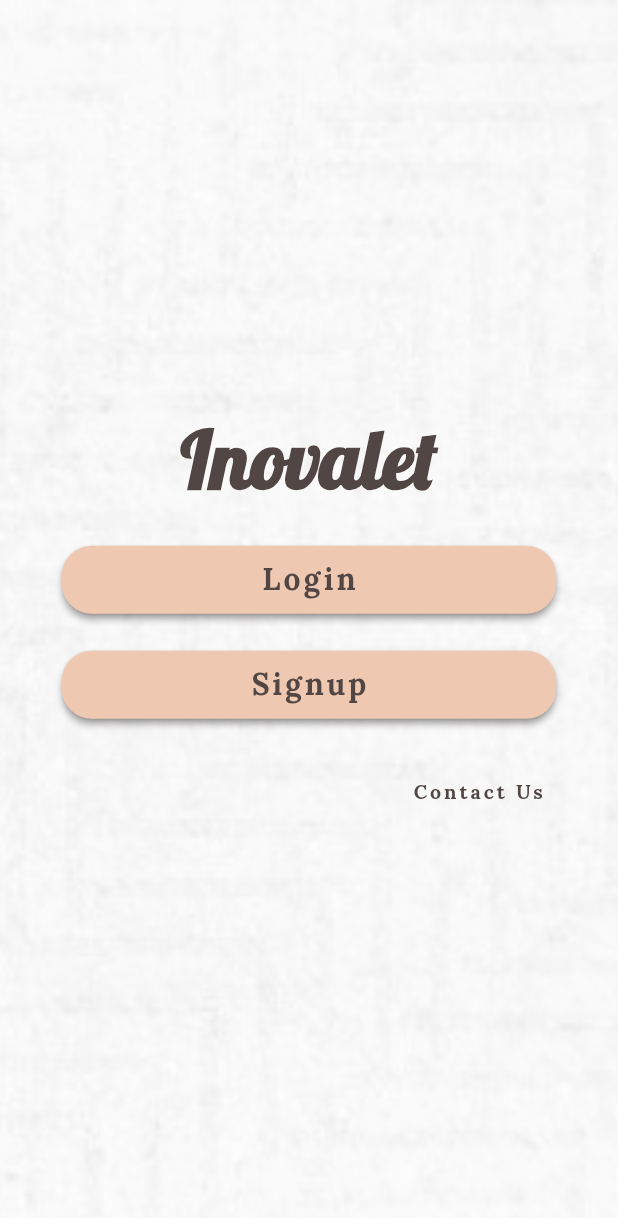
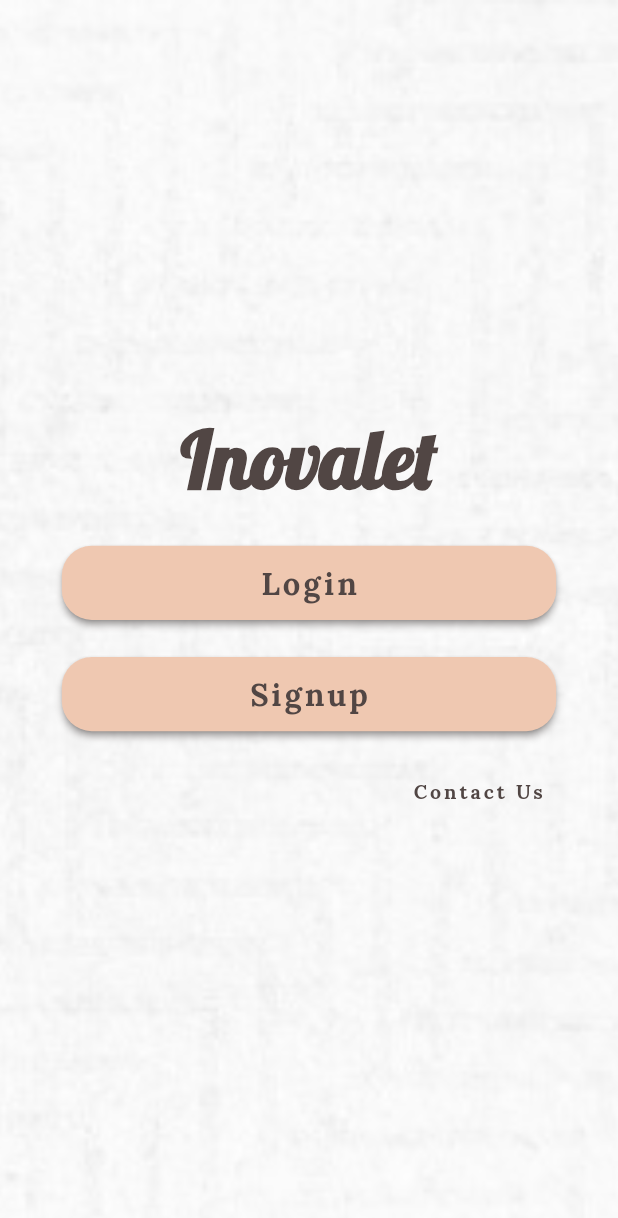
Before and after one commit to hamzakbarali/Inovalet, a Flutter app: the screen it shows after launch, on a phone screen of 412 x 824 dp. Shown: the top 1218 px of the screen. Run offline on Flutter 3.47's test engine with Material 2 defaults, Android fonts, the phone set to English and light mode, and no system bars; drawn by our look-alikes of animated_text_kit; our stand-ins replace google_fonts, shimmer_animation.

Commit message:
Made changes to default screen buttons' fontsize to fit mobile screen size

```diff
--- a/lib/screens/default_screen/default_screen.dart
+++ b/lib/screens/default_screen/default_screen.dart
@@ -51,7 +51,7 @@ class DefaultScreen extends StatelessWidget {
                         routeName: RouteGenerator.registrationscreenRoute,
                         size: screenSize),
                     SizedBox(
-                      height: constraints.maxHeight * 0.03,
+                      height: constraints.maxHeight * 0.02,
                     ),
                     Row(
                       mainAxisAlignment: MainAxisAlignment.end,
--- a/lib/screens/default_screen/widgets/btn.dart
+++ b/lib/screens/default_screen/widgets/btn.dart
@@ -17,7 +17,7 @@ class Btn extends StatelessWidget {
   Widget build(BuildContext context) {
     return SizedBox(
       width: size.width * 0.8,
-      height: size.height * 0.055,
+      height: size.height * 0.060,
       child: TextButton(
         style: TextButton.styleFrom(
           elevation: 2,
@@ -30,7 +30,7 @@ class Btn extends StatelessWidget {
             textStyle: TextStyle(
               color: brownColor,
               letterSpacing: 2,
-              fontSize: 20,
+              fontSize: size.height * 0.025,
               fontWeight: FontWeight.bold,
             ),
           ),
@@ -41,7 +41,7 @@ class Btn extends StatelessWidget {
             textStyle: TextStyle(
               letterSpacing: 2,
               color: brownColor,
-              fontSize: 20,
+              fontSize: size.height * 0.025,
               fontWeight: FontWeight.bold,
             ),
           ),
--- a/lib/screens/login_screen/login_screen.dart
+++ b/lib/screens/login_screen/login_screen.dart
@@ -37,9 +37,8 @@ class _LoginScreenState extends State<LoginScreen> {
           height: screenSize.height,
           child: Container(
             decoration: bg_image,
-            child: const Text(
-              "He",
-              style: TextStyle(color: Colors.white, fontSize: 40),
+            child: Center(
+              child: Container(),
             ),
           ),
         ),
--- a/lib/utils/themes.dart
+++ b/lib/utils/themes.dart
@@ -20,7 +20,7 @@ TextTheme defaultscreenHeadingTextTheme = TextTheme(
 );
 
 TextStyle loginscreenAppBarTitleStyle = GoogleFonts.lora(
-  textStyle: TextStyle(
+  textStyle: const TextStyle(
     color: Colors.white,
   ),
 );
```
